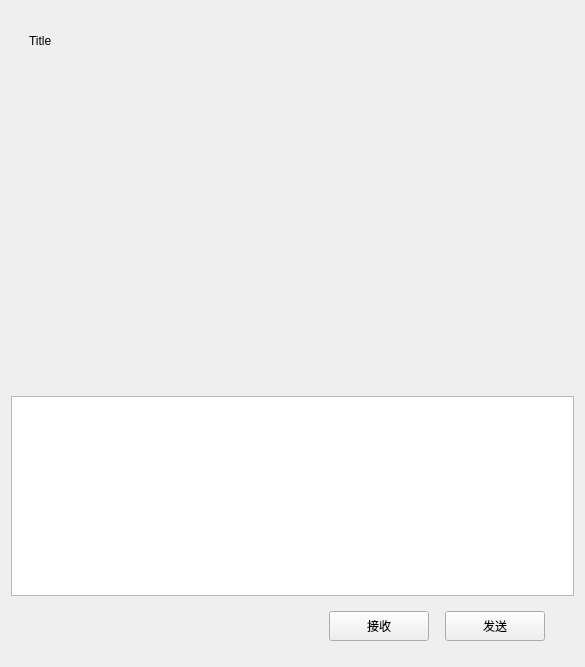
First picture: the form in chatpage.ui, repository locolocoer/frychat, before the edit.
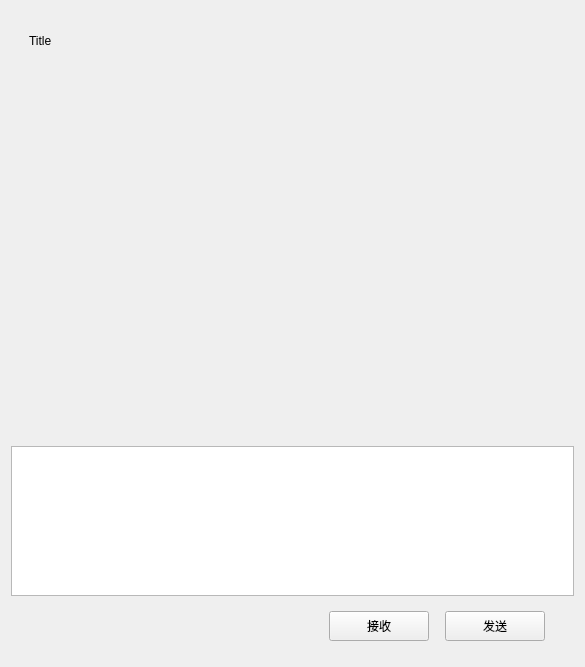
Second picture: the form after the edit. Custom widgets are drawn as their Qt base class.

```diff
--- a/chatpage.ui
+++ b/chatpage.ui
@@ -181,7 +181,7 @@
         <property name="maximumSize">
          <size>
           <width>16777215</width>
-          <height>200</height>
+          <height>150</height>
          </size>
         </property>
        </widget>
```
Left out of the diff: 20 changed lines with no effect on the pictures.
